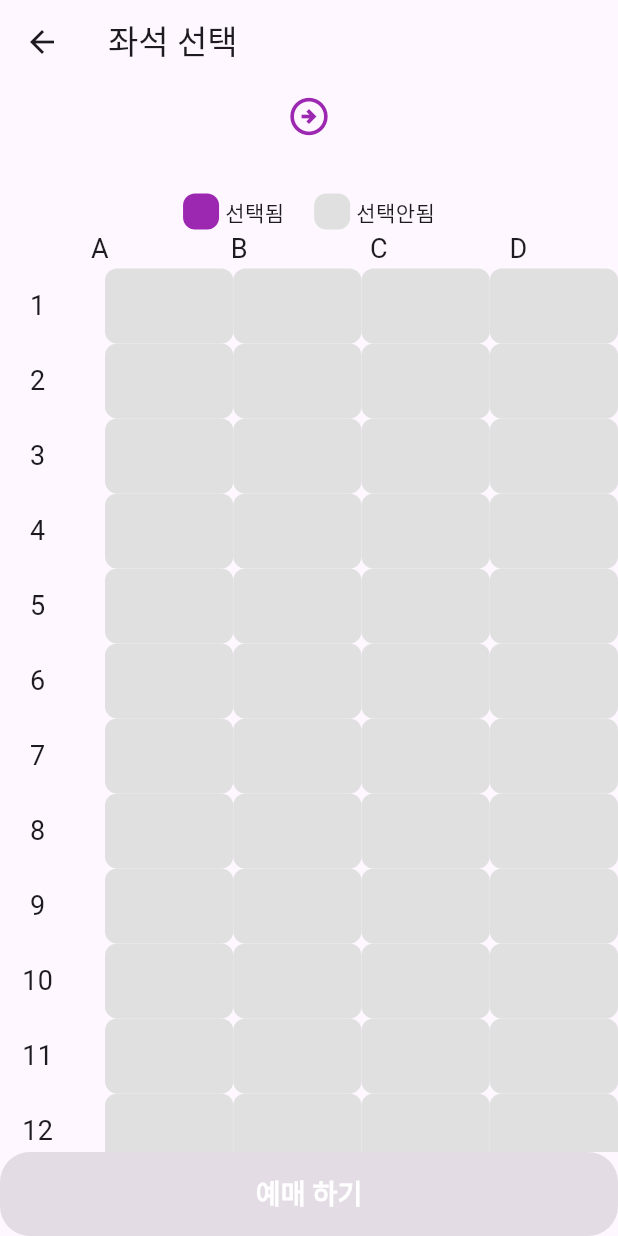
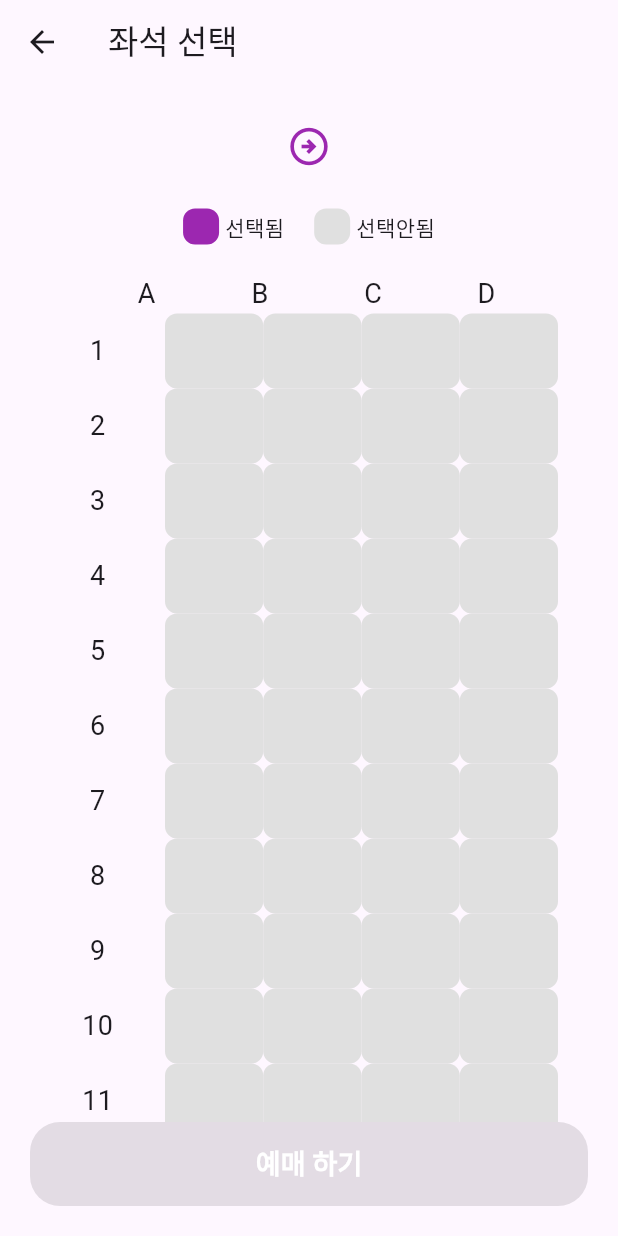
Before and after one commit to So2ln/flutter_train_app, a Flutter app: the SeatPage screen opened directly with empty values, on a phone screen of 412 x 824 dp. Run offline on Flutter 3.47's test engine with Material 3 defaults, Android fonts, the phone set to English and light mode, and no system bars.

Commit message:
struggling with SeatPage...

```diff
--- a/lib/pages/seat/seat_page.dart
+++ b/lib/pages/seat/seat_page.dart
@@ -93,16 +93,22 @@ class _SeatPageState extends State<SeatPage> {
   Widget build(BuildContext context) {
     return Scaffold(
       appBar: AppBar(title: Text('좌석 선택')),
-      body: Column(
+      body: Padding(
+        padding: const EdgeInsets.all(20),
+        child: Column(
           // 전체 body는 column으로 감싸고 아래 좌석 부분만 listview!
           children: [
             // [출발역, 도착역]
             Column(
               children: [
                 Row(
-                mainAxisAlignment: MainAxisAlignment.center,
+                  // 역 이름 길어져도 알아서 정렬되도록 expanded - flex 활용
                   children: [
-                  Text(
+                    /// 첫번째 expanded: 출발역
+                    Expanded(
+                      flex: 1,
+                      child: Center(
+                        child: Text(
                           widget.departure,
                           style: const TextStyle(
                             fontWeight: FontWeight.bold,
@@ -110,15 +116,26 @@ class _SeatPageState extends State<SeatPage> {
                             fontSize: 30,
                           ),
                         ),
-                  const SizedBox(width: 10),
-                  // 가운데 아이콘
-                  const Icon(
+                      ),
+                    ),
+
+                    // 두번째 expanded: 화살표 아이콘
+                    Expanded(
+                      flex: 1,
+                      child: Center(
+                        child: const Icon(
                           Icons.arrow_circle_right_outlined,
                           size: 30,
                           color: Colors.purple,
                         ),
-                  const SizedBox(width: 10),
-                  Text(
+                      ),
+                    ),
+
+                    // 세번째 expanded: 도착역
+                    Expanded(
+                      flex: 1,
+                      child: Center(
+                        child: Text(
                           widget.arrival,
                           style: const TextStyle(
                             fontWeight: FontWeight.bold,
@@ -126,23 +143,31 @@ class _SeatPageState extends State<SeatPage> {
                             fontSize: 30,
                           ),
                         ),
+                      ),
+                    ),
                   ],
                 ),
 
-              const SizedBox(height: 30),
+                const SizedBox(height: 20),
 
                 Row(
                   mainAxisAlignment: MainAxisAlignment.center,
                   children: [
                     _buildSeatStatusLabel(color: Colors.purple, text: '선택됨'),
                     const SizedBox(width: 20),
-                  _buildSeatStatusLabel(color: Colors.grey[300]!, text: '선택안됨'),
+                    _buildSeatStatusLabel(
+                      color: Colors.grey[300]!,
+                      text: '선택안됨',
+                    ),
                   ],
                 ),
               ],
             ),
+            const SizedBox(height: 20),
 
             Expanded(
+              child: Padding(
+                padding: const EdgeInsets.symmetric(horizontal: 20),
                 child: ListView.builder(
                   itemCount: _seats.length + 1,
                   itemBuilder: (context, rowIndex) {
@@ -152,6 +177,7 @@ class _SeatPageState extends State<SeatPage> {
                       return _buildSeatRow(_seats[rowIndex - 1], rowIndex - 1);
                     }
                   },
+                ),
               ),
             ),
 
@@ -180,6 +206,7 @@ class _SeatPageState extends State<SeatPage> {
               ),
             ),
           ],
+        ),
       ),
     );
   }
@@ -217,7 +244,7 @@ Widget _buildHeaderRow() {
           ),
         );
       }),
-      const SizedBox(width: 20),
+      const SizedBox(width: 10),
     ],
   );
 }
```
Lines whose indentation alone changed are shown as unchanged.
